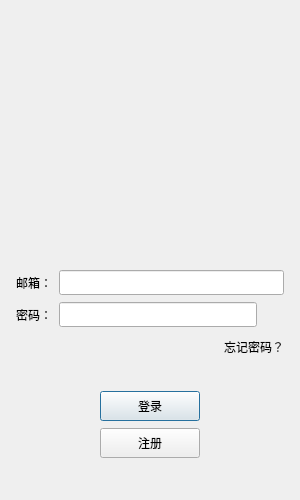
Before: the Qt Designer form Chat/logindialog.ui in feiwuyige/WebServer, drawn with Qt 5.
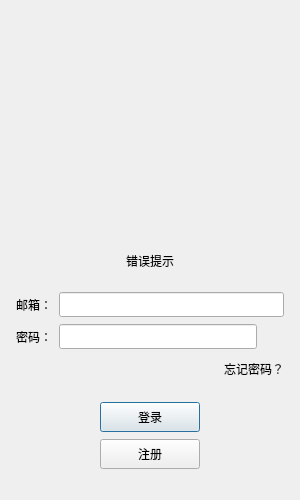
After: the same form once the commit is applied. Custom widgets are drawn as their Qt base class.

```diff
--- a/Chat/logindialog.ui
+++ b/Chat/logindialog.ui
@@ -43,6 +43,19 @@
      <property name="bottomMargin">
       <number>5</number>
      </property>
+     <item>
+      <spacer name="verticalSpacer_5">
+       <property name="orientation">
+        <enum>Qt::Orientation::Vertical</enum>
+       </property>
+       <property name="sizeHint" stdset="0">
+        <size>
+         <width>20</width>
+         <height>40</height>
+        </size>
+       </property>
+      </spacer>
+     </item>
      <item alignment="Qt::AlignmentFlag::AlignHCenter">
       <widget class="QWidget" name="head_widget" native="true">
        <property name="minimumSize">
@@ -83,10 +96,26 @@
        </layout>
       </widget>
      </item>
+     <item>
+      <spacer name="verticalSpacer_4">
+       <property name="orientation">
+        <enum>Qt::Orientation::Vertical</enum>
+       </property>
+       <property name="sizeHint" stdset="0">
+        <size>
+         <width>20</width>
+         <height>40</height>
+        </size>
+       </property>
+      </spacer>
+     </item>
      <item>
       <widget class="QLabel" name="err_tip">
        <property name="text">
-        <string/>
+        <string>错误提示</string>
+       </property>
+       <property name="alignment">
+        <set>Qt::AlignmentFlag::AlignCenter</set>
        </property>
       </widget>
      </item>
```
